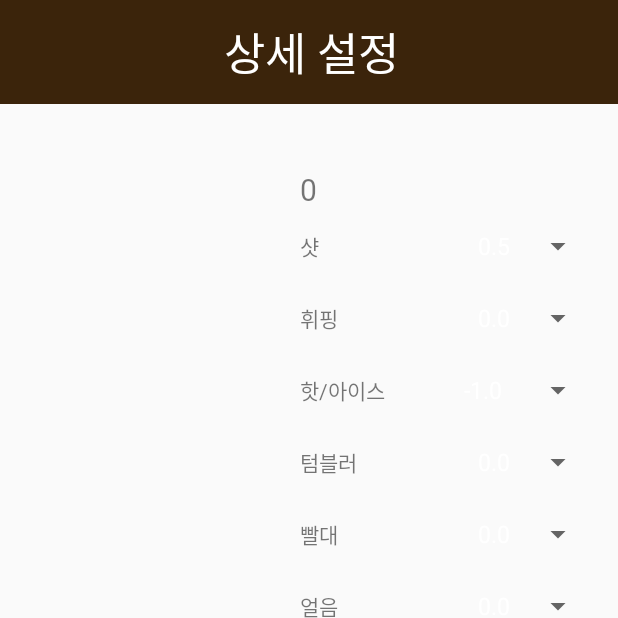
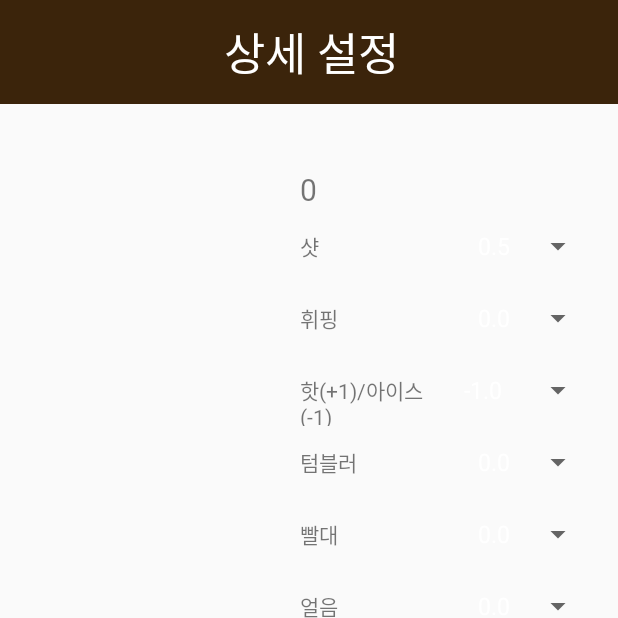
Before and after one commit to Sisi55/hanium2019, an Android app: the DetailMenuItemActivity screen opened directly, with no data from a screen before it, on a phone screen of 412 x 824 dp, the top half of it. Run offline under Robolectric (Android 15) with nearby library versions, the phone set to English and light mode, and no system bars; our stand-ins replace Firebase (no records; nobody signed in at launch, a user with empty details on screens opened directly), data binding; pictures from the network do not load; 9 statements that could not run were skipped.

Commit message:
지연:메인이미지수정,주문기록인텐트1/2,스피너스크롤추가

```diff
--- a/app/src/main/java/com/example/kiosk_jnsy/PaymentListActivity.java
+++ b/app/src/main/java/com/example/kiosk_jnsy/PaymentListActivity.java
@@ -263,7 +263,11 @@ public class PaymentListActivity extends AppCompatActivity {
                         m=(Map)it.getOptions();
                         double o1=m.get("휘핑");
                         double o2=m.get("샷");
-                        orderToString=orderToString+name+"/휘핑:"+o1+"/샷:"+o2+"/";
+                        double o3=m.get("온도");
+                        double o4=m.get("텀블러");
+                        double o5=m.get("빨대");
+                        double o6=m.get("얼음");
+                        orderToString=orderToString+name+"/휘핑:"+o1+"/샷:"+o2+"/"+"온도"+o3+"/텀블러:"+o4+"/"+"빨대"+o5+"/얼음:"+o6+"/";
                     }
                     Order order = new Order(AppSetting.emotion,weather,mArrayList,today,guest,orderToString);
                     //
--- a/app/src/main/res/layout/activity_detail_menu_item.xml
+++ b/app/src/main/res/layout/activity_detail_menu_item.xml
@@ -44,75 +44,79 @@
             <LinearLayout
                 android:layout_width="wrap_content"
                 android:layout_height="match_parent"
-                android:orientation="vertical"
+                android:layout_margin="8dp"
                 android:layout_weight="1"
-                android:layout_margin="8dp">
+                android:orientation="vertical">
 
                 <TextView
                     android:id="@+id/tv_menuTitle"
                     android:layout_width="wrap_content"
                     android:layout_height="wrap_content"
-                    android:textSize="20dp"
+                    android:fontFamily="@font/myfont1"
 
-                    android:fontFamily="@font/myfont1"/>
+                    android:textSize="20dp" />
 
                 <TextView
                     android:id="@+id/tv_menuPrice"
                     android:layout_width="wrap_content"
                     android:layout_height="wrap_content"
-                    android:textSize="20dp"
-                    android:fontFamily="@font/myfont1"/>
+                    android:fontFamily="@font/myfont1"
+                    android:textSize="20dp" />
 
                 <!--세부옵션 추가버튼 -->
                 <ScrollView
-                    android:layout_width="wrap_content"
+                    android:layout_width="match_parent"
                     android:layout_height="wrap_content">
-
-                </ScrollView>
                     <LinearLayout
                         android:layout_width="match_parent"
                         android:layout_height="match_parent"
                         android:orientation="vertical">
+
                         <LinearLayout
                             android:layout_width="match_parent"
                             android:layout_height="wrap_content"
-                        android:orientation="horizontal"
-                        >
+                            android:orientation="horizontal">
+
                             <TextView
                                 android:layout_width="0dp"
                                 android:layout_height="wrap_content"
                                 android:layout_weight="1"
-                            android:text="샷"/>
+                                android:text="샷" />
+
                             <Spinner
                                 android:id="@+id/spinner1"
                                 android:layout_width="wrap_content"
                                 android:layout_height="wrap_content"></Spinner>
                         </LinearLayout>
+
                         <LinearLayout
                             android:layout_width="match_parent"
                             android:layout_height="wrap_content"
-                        android:orientation="horizontal"
-                        >
+                            android:orientation="horizontal">
+
                             <TextView
                                 android:layout_width="0dp"
                                 android:layout_height="wrap_content"
                                 android:layout_weight="1"
-                            android:text="휘핑"/>
+                                android:text="휘핑" />
+
                             <Spinner
                                 android:id="@+id/spinner2"
                                 android:layout_width="wrap_content"
                                 android:layout_height="wrap_content"></Spinner>
                         </LinearLayout>
+
                         <LinearLayout
                             android:layout_width="match_parent"
                             android:layout_height="wrap_content"
-                        android:orientation="horizontal"
-                        >
+                            android:orientation="horizontal">
+
                             <TextView
                                 android:layout_width="0dp"
                                 android:layout_height="wrap_content"
                                 android:layout_weight="1"
-                            android:text="핫/아이스"/>
+                                android:text="핫(+1)/아이스(-1)" />
+
                             <Spinner
                                 android:id="@+id/spinner3"
                                 android:layout_width="wrap_content"
@@ -122,43 +126,48 @@
                         <LinearLayout
                             android:layout_width="match_parent"
                             android:layout_height="wrap_content"
-                        android:orientation="horizontal"
-                        >
+                            android:orientation="horizontal">
+
                             <TextView
                                 android:layout_width="0dp"
                                 android:layout_height="wrap_content"
                                 android:layout_weight="1"
-                            android:text="텀블러"/>
+                                android:text="텀블러" />
+
                             <Spinner
                                 android:id="@+id/spinner4"
                                 android:layout_width="wrap_content"
                                 android:layout_height="wrap_content"></Spinner>
                         </LinearLayout>
+
                         <LinearLayout
                             android:layout_width="match_parent"
                             android:layout_height="wrap_content"
-                        android:orientation="horizontal"
-                        >
+                            android:orientation="horizontal">
+
                             <TextView
                                 android:layout_width="0dp"
                                 android:layout_height="wrap_content"
                                 android:layout_weight="1"
-                            android:text="빨대"/>
+                                android:text="빨대" />
+
                             <Spinner
                                 android:id="@+id/spinner5"
                                 android:layout_width="wrap_content"
                                 android:layout_height="wrap_content"></Spinner>
                         </LinearLayout>
+
                         <LinearLayout
                             android:layout_width="match_parent"
                             android:layout_height="wrap_content"
-                        android:orientation="horizontal"
-                        >
+                            android:orientation="horizontal">
+
                             <TextView
                                 android:layout_width="0dp"
                                 android:layout_height="wrap_content"
                                 android:layout_weight="1"
-                            android:text="얼음"/>
+                                android:text="얼음" />
+
                             <Spinner
                                 android:id="@+id/spinner6"
                                 android:layout_width="wrap_content"
@@ -166,6 +175,9 @@
                         </LinearLayout>
 
                     </LinearLayout>
+                </ScrollView>
+
+
 
             </LinearLayout>
 
--- a/app/src/main/res/layout/item_menu.xml
+++ b/app/src/main/res/layout/item_menu.xml
@@ -5,14 +5,14 @@
     android:layout_height="wrap_content"
     android:orientation="vertical">
 
-    <Button
+    <TextView
         android:id="@+id/name_text"
         android:layout_width="match_parent"
         android:layout_height="wrap_content"
         android:background="#F5F6CE"
         android:gravity="center" />
 
-    <Button
+    <TextView
         android:id="@+id/price_text"
         android:background="#FFFFFF"
         android:layout_width="match_parent"
```
Also changed, not shown: app/src/main/java/com/example/kiosk_jnsy/OrderedListActivity.java (+52 -8 lines), app/src/main/res/drawable/m1.PNG, app/src/main/res/drawable/m4.PNG. Lines whose indentation alone changed are shown as unchanged.
